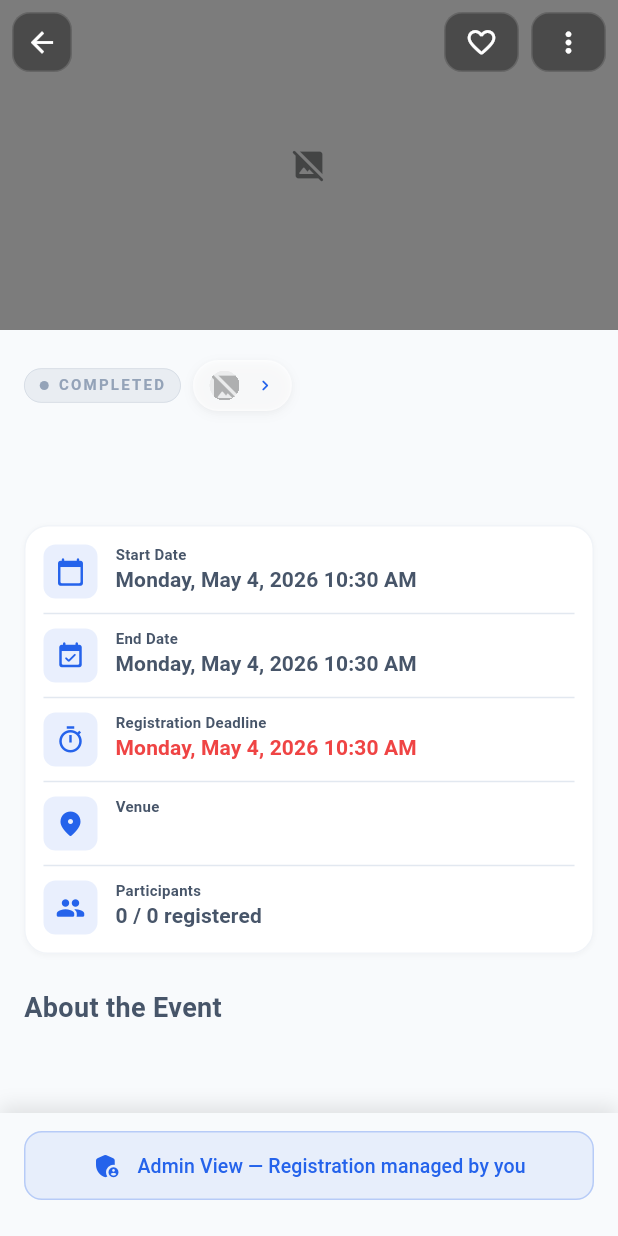
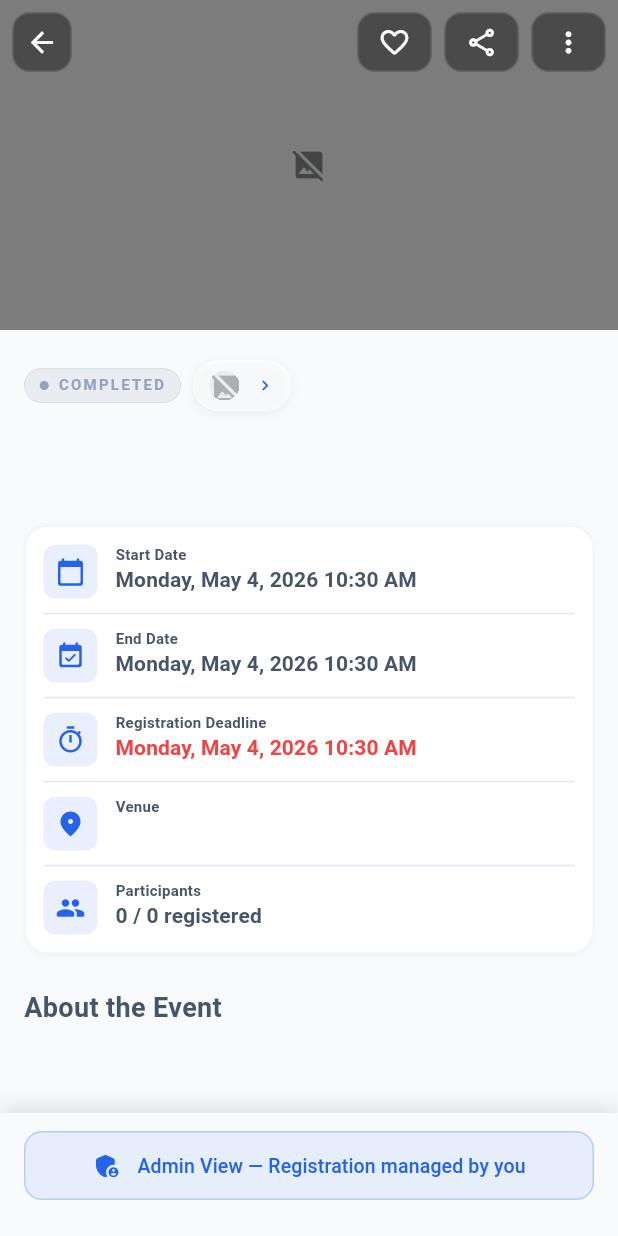
Before and after one commit to pankajsharma0001/smart-pulchowk-flutter, a Flutter app: the EventDetailsPage screen opened directly with empty values, on a phone screen of 412 x 824 dp. Run offline on Flutter 3.47's test engine with Material 3 defaults, Android fonts, the phone set to English and light mode, and no system bars; our stand-ins replace cached_network_image, confetti, connectivity_plus, file_picker, firebase_analytics, firebase_auth and 17 more; missing offline and left inert: add_2_calendar, maplibre_gl, pdfx; accounts and stored records are empty; network calls fail.

Commit message:
feat: add custom app bar, event details page, and chat bot widget

```diff
--- a/lib/core/widgets/custom_app_bar.dart
+++ b/lib/core/widgets/custom_app_bar.dart
@@ -470,7 +470,11 @@ class _UserAvatarState extends State<_UserAvatar> {
             onTap: () async {
               haptics.selectionClick();
               await Share.share(
-                'Join me on the Smart Pulchowk app! Stay connected with campus events, clubs, and announcements. Download now!\n\nhttps://smart-pulchowk.vercel.app',
+                '🚀 *Smart Pulchowk: Your Ultimate Campus Companion!* 🚀\n\n'
+                'Stay updated with live notices, upcoming events, classroom schedules, '
+                'campus maps, and more – all in one place!\n\n'
+                '👉 Download now: https://smart-pulchowk.vercel.app',
+                subject: 'Check out the Smart Pulchowk App!',
               );
             },
           ),
--- a/lib/features/events/event_details_page.dart
+++ b/lib/features/events/event_details_page.dart
@@ -391,6 +391,38 @@ class _EventDetailsPageState extends State<EventDetailsPage> {
                       );
                     },
                   ),
+                  Padding(
+                    padding: const EdgeInsets.only(
+                      right: 8.0,
+                      top: 8,
+                      bottom: 8,
+                    ),
+                    child: Container(
+                      decoration: BoxDecoration(
+                        color: Colors.black.withValues(alpha: 0.4),
+                        borderRadius: BorderRadius.circular(12),
+                        border: Border.all(
+                          color: Colors.white.withValues(alpha: 0.15),
+                        ),
+                      ),
+                      child: IconButton(
+                        icon: const Icon(
+                          Icons.share_outlined,
+                          color: Colors.white,
+                        ),
+                        onPressed: () {
+                          haptics.selectionClick();
+                          Share.share(
+                            '🔥 *Check out this event: ${widget.event.title}!* 🔥\n\n'
+                            '📍 Venue: ${widget.event.venue ?? "To be announced"}\n'
+                            '📅 Time: ${DateFormat("EEEE, MMMM d, h:mm a").format(widget.event.eventStartTime)}\n\n'
+                            'Join me and other students on Smart Pulchowk: https://smart-pulchowk.vercel.app/event/${widget.event.id}',
+                            subject: 'Event: ${widget.event.title}',
+                          );
+                        },
+                      ),
+                    ),
+                  ),
                   if (_isAdmin)
                     Padding(
                       padding: const EdgeInsets.only(
@@ -549,12 +581,15 @@ class _EventDetailsPageState extends State<EventDetailsPage> {
                                     vertical: 6,
                                   ),
                                   decoration: isDark
-                                      ? AppDecorations.glassDark(borderRadius: 20)
+                                      ? AppDecorations.glassDark(
+                                          borderRadius: 20,
+                                        )
                                       : AppDecorations.glass(borderRadius: 20),
                                   child: Row(
                                     mainAxisSize: MainAxisSize.min,
                                     children: [
-                                      if (widget.event.club!.logoUrl != null) ...[
+                                      if (widget.event.club!.logoUrl !=
+                                          null) ...[
                                         Container(
                                           width: 20,
                                           height: 20,
@@ -563,7 +598,8 @@ class _EventDetailsPageState extends State<EventDetailsPage> {
                                           ),
                                           clipBehavior: Clip.hardEdge,
                                           child: SmartImage(
-                                            imageUrl: widget.event.club!.logoUrl,
+                                            imageUrl:
+                                                widget.event.club!.logoUrl,
                                             fit: BoxFit.cover,
                                             shape: BoxShape.circle,
                                             errorWidget: const Icon(
@@ -578,10 +614,11 @@ class _EventDetailsPageState extends State<EventDetailsPage> {
                                       Flexible(
                                         child: Text(
                                           widget.event.club!.name,
-                                          style: AppTextStyles.labelSmall.copyWith(
-                                            color: AppColors.primary,
-                                            fontWeight: FontWeight.bold,
-                                          ),
+                                          style: AppTextStyles.labelSmall
+                                              .copyWith(
+                                                color: AppColors.primary,
+                                                fontWeight: FontWeight.bold,
+                                              ),
                                           maxLines: 1,
                                           overflow: TextOverflow.ellipsis,
                                         ),
@@ -1444,7 +1481,9 @@ class _CountdownTimerState extends State<_CountdownTimer> {
           Flexible(
             child: Text(
               'Starts in: ${days}d ${hours}h ${minutes}m ${seconds}s',
-              style: AppTextStyles.labelSmall.copyWith(color: AppColors.warning),
+              style: AppTextStyles.labelSmall.copyWith(
+                color: AppColors.warning,
+              ),
               maxLines: 1,
               overflow: TextOverflow.ellipsis,
             ),
--- a/lib/features/map/widgets/chat_bot_widget.dart
+++ b/lib/features/map/widgets/chat_bot_widget.dart
@@ -370,7 +370,7 @@ class _ChatBotWidgetState extends State<ChatBotWidget>
 
     if (widget.isPage) {
       return Container(
-        color: isDark ? AppColors.backgroundDark : AppColors.backgroundLight,
+        color: isDark ? AppColors.backgroundDark : AppColors.surfaceLight,
         child: SafeArea(
           bottom: false,
           child: _buildChatPanel(isDark, double.infinity),
@@ -897,7 +897,7 @@ class _ChatBotWidgetState extends State<ChatBotWidget>
               ? Colors.red.withValues(alpha: 0.1)
               : (isDark
                     ? Colors.white.withValues(alpha: 0.1)
-                    : Colors.black.withValues(alpha: 0.05)),
+                    : AppColors.primary.withValues(alpha: 0.05)),
           borderRadius: BorderRadius.only(
             topLeft: const Radius.circular(16),
             topRight: const Radius.circular(16),
@@ -931,7 +931,7 @@ class _ChatBotWidgetState extends State<ChatBotWidget>
         decoration: BoxDecoration(
           color: isDark
               ? Colors.white.withValues(alpha: 0.1)
-              : Colors.black.withValues(alpha: 0.05),
+              : AppColors.primary.withValues(alpha: 0.05),
           borderRadius: const BorderRadius.only(
             topLeft: Radius.circular(16),
             topRight: Radius.circular(16),
--- a/lib/features/settings/settings_page.dart
+++ b/lib/features/settings/settings_page.dart
@@ -771,8 +771,9 @@ class _SettingsPageState extends State<SettingsPage>
           ),
         );
 
-        if (confirmed != true || !context.mounted) return;
+        if (confirmed != true || !mounted) return;
 
+        // Capture navigator before possible context invalidation
         final navigator = Navigator.of(context, rootNavigator: true);
 
         showDialog(
```
Also changed, not shown: lib/core/services/api_service.dart (line endings or trailing spaces).
